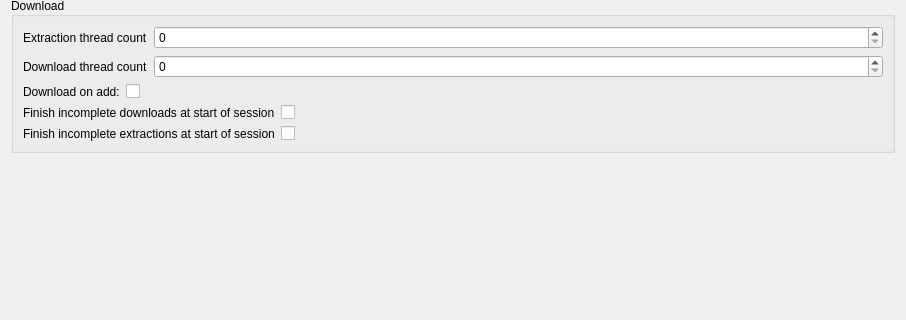
The window that DownloaderForReddit/GUI_Resources/settings/CoreSettingsWidget.ui (MalloyDelacroix/DownloaderForReddit) describes before a commit, drawn with Qt 5; both pictures show x 0 to 906 and y 222 to 542 of the 906 by 709 pixel window.
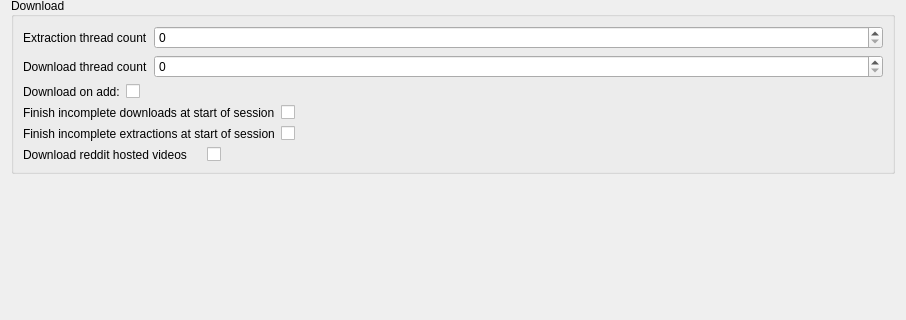
The same window after the commit.

Commit message: Add download reddit video setting to core settings

What changed in the file:
```diff
--- a/DownloaderForReddit/GUI_Resources/settings/CoreSettingsWidget.ui
+++ b/DownloaderForReddit/GUI_Resources/settings/CoreSettingsWidget.ui
@@ -324,13 +324,6 @@
           </property>
          </widget>
         </item>
-        <item row="1" column="1">
-         <widget class="QCheckBox" name="finish_incomplete_downloads_checkbox">
-          <property name="text">
-           <string/>
-          </property>
-         </widget>
-        </item>
         <item row="1" column="0">
          <widget class="QLabel" name="label_11">
           <property name="toolTip">
@@ -341,6 +334,43 @@
           </property>
           <property name="buddy">
            <cstring>finish_incomplete_downloads_checkbox</cstring>
+          </property>
+         </widget>
+        </item>
+        <item row="1" column="1">
+         <widget class="QCheckBox" name="finish_incomplete_downloads_checkbox">
+          <property name="text">
+           <string/>
+          </property>
+         </widget>
+        </item>
+       </layout>
+      </item>
+      <item>
+       <layout class="QHBoxLayout" name="horizontalLayout_6">
+        <property name="spacing">
+         <number>20</number>
+        </property>
+        <item>
+         <widget class="QLabel" name="label_5">
+          <property name="toolTip">
+           <string>&lt;html&gt;&lt;head/&gt;&lt;body&gt;&lt;p&gt;Videos hosted on reddit are downloaded in two parts and must be joined after the download session is complete.&lt;/p&gt;&lt;p&gt;Because of this extra step, downloading these videos is optional&lt;/p&gt;&lt;/body&gt;&lt;/html&gt;</string>
+          </property>
+          <property name="text">
+           <string>Download reddit hosted videos</string>
+          </property>
+         </widget>
+        </item>
+        <item>
+         <widget class="QCheckBox" name="download_reddit_hosted_videos_checkbox">
+          <property name="sizePolicy">
+           <sizepolicy hsizetype="Expanding" vsizetype="Fixed">
+            <horstretch>0</horstretch>
+            <verstretch>0</verstretch>
+           </sizepolicy>
+          </property>
+          <property name="text">
+           <string/>
           </property>
          </widget>
         </item>
```
The commit also changes 4 other files.
